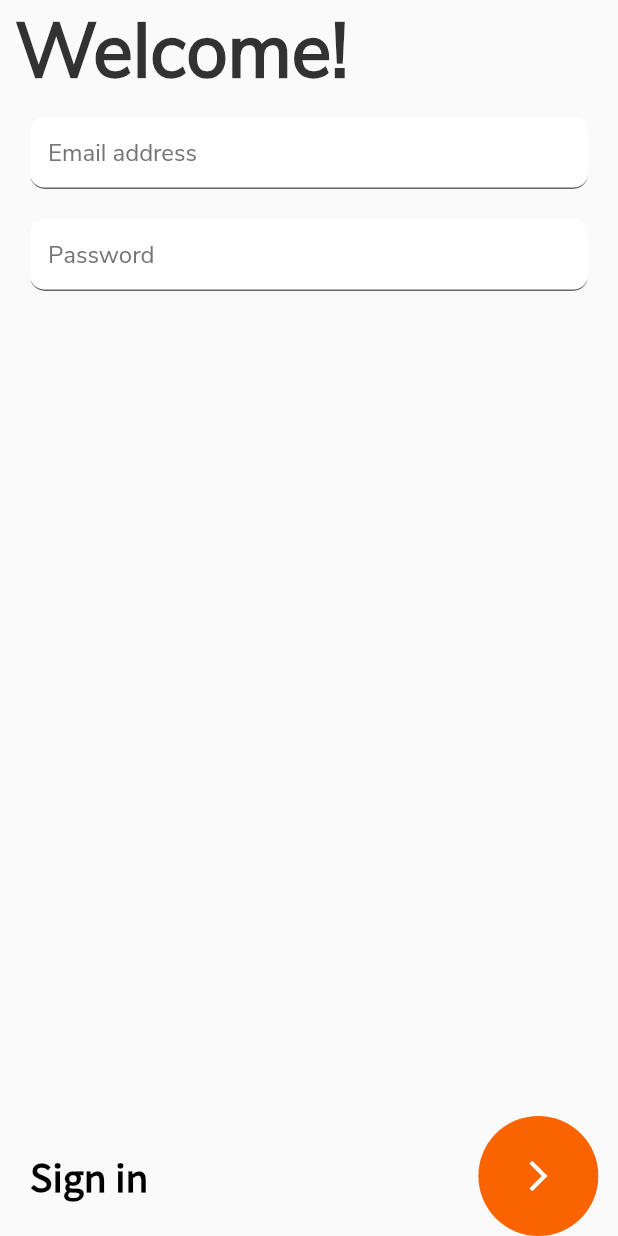
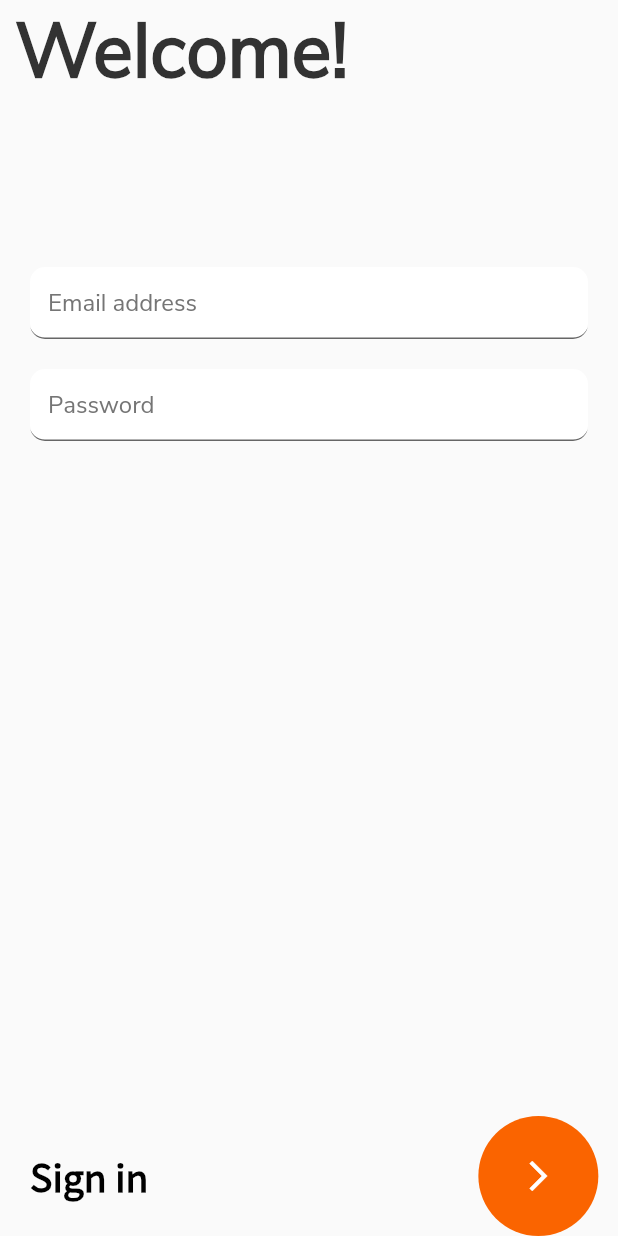
Before and after one commit to D-Coder135/crypto_application_project, a Flutter app: the screen it shows after launch, after a tap on the "arrow forward ios" icon, on a phone screen of 412 x 824 dp. Run offline on Flutter 3.47's test engine with Material 2 defaults, Android fonts, the phone set to English and light mode, and no system bars.

Commit message:
set the height property for the SizedBox() widget

```diff
--- a/lib/login_page.dart
+++ b/lib/login_page.dart
@@ -22,7 +22,9 @@ class LoginPage extends StatelessWidget {
                 ),
               ),
             ),
-            SizedBox(),
+            SizedBox(
+              height: 100.0,
+            ),
             Expanded(
               child: Column(
                 children: [
```
